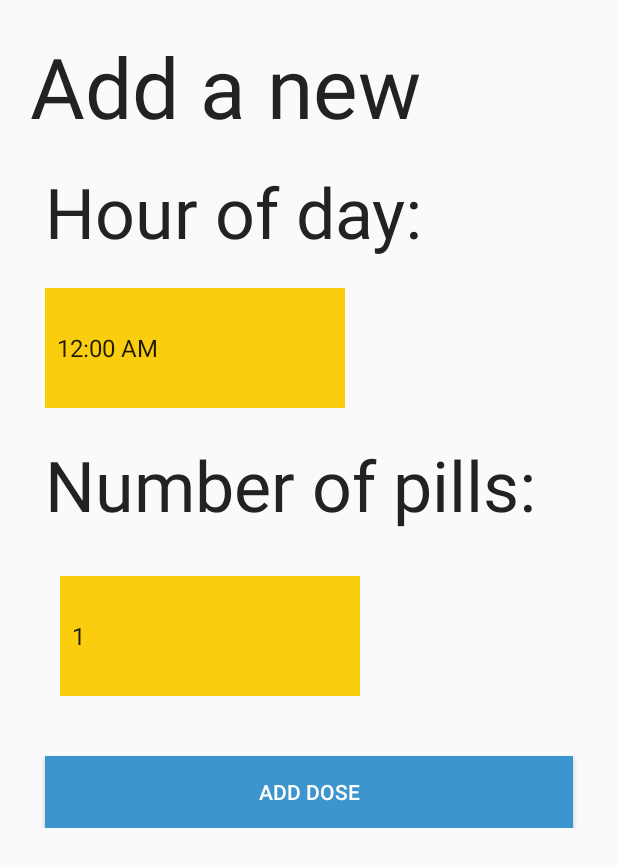
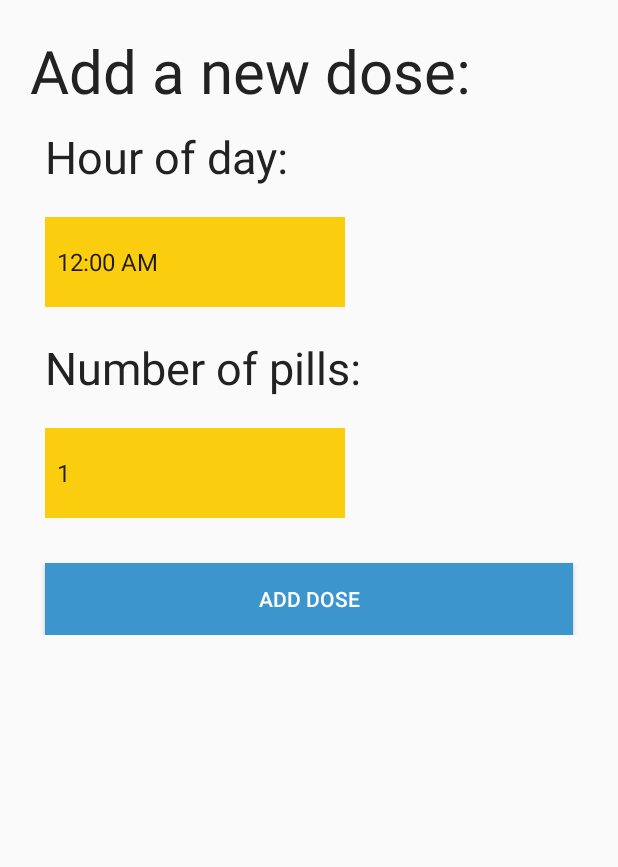
Before and after one commit to erlswtshrt/group_38, an Android app: the AddADoseActivity screen opened directly, with no data from a screen before it, on a phone screen of 412 x 824 dp. Shown: the top 867 px of the screen. Run offline under Robolectric (Android 15) with nearby library versions, the phone set to English and light mode, and no system bars.

Commit message:
Dose layout changes

```diff
--- a/ElderlyPortal/app/src/main/res/layout/activity_add_a_dose.xml
+++ b/ElderlyPortal/app/src/main/res/layout/activity_add_a_dose.xml
@@ -11,22 +11,22 @@
         android:padding="20dp">
 
         <TextView android:layout_width="wrap_content"
-            android:layout_height="80dp"
+            android:layout_height="wrap_content"
             android:text="Add a new dose:"
-            android:textSize="84px"
+            android:textSize="40sp"
             android:textColor="#ff222222"
             />
 
         <TextView android:layout_width="wrap_content"
             android:layout_height="wrap_content"
             android:text="@string/doseTime"
-            android:textSize="70px"
+            android:textSize="30sp"
             android:textColor="#ff222222"
             android:layout_margin="10dp" />
 
         <Spinner
             android:layout_width="200dp"
-            android:layout_height="80dp"
+            android:layout_height="60dp"
             android:id="@+id/timeSpinner"
             android:layout_margin="10dp"
             android:background="#FACE0E" />
@@ -34,15 +34,15 @@
         <TextView android:layout_width="wrap_content"
             android:layout_height="wrap_content"
             android:text="@string/numOfPills"
-            android:textSize="70px"
+            android:textSize="30sp"
             android:textColor="#ff222222"
             android:layout_margin="10dp" />
 
         <Spinner
             android:layout_width="200dp"
-            android:layout_height="80dp"
+            android:layout_height="60dp"
             android:id="@+id/numOfPillsSpinner"
-            android:layout_margin="20dp"
+            android:layout_margin="10dp"
             android:background="#FACE0E" />
 
         <Button android:id="@+id/save"
```
Also changed, not shown: ElderlyPortal/app/src/main/res/layout/dose_list_row.xml (+4 -4 lines).
